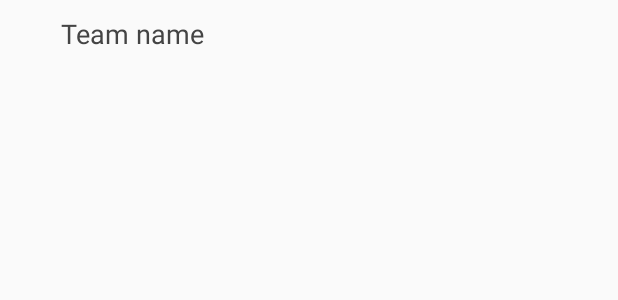
After one commit to henriquegogo/AndroidRestClient, an Android app: the layout layout_team_item.xml on its own in the app's theme, with its tools: preview values and no code run, on a phone screen of 412 x 824 dp. The commit adds this screen. Shown: the top 300 px of the screen. Run offline under Robolectric (Android 15) with nearby library versions, the phone set to English and light mode, and no system bars.

Commit message:
Criando menu lateral para exibição dos times. Removendo opção de menu

```diff
--- a/app/src/main/java/io/github/henriquegogo/placarge/entities/Matches.java
+++ b/app/src/main/java/io/github/henriquegogo/placarge/entities/Matches.java
@@ -24,4 +24,9 @@ public class Matches {
             e.printStackTrace();
         }
     }
+
+    public List<Team> getTeams() {
+        List<Team> teams = new ArrayList<Team>();
+        return teams;
+    }
 }
--- /dev/null
+++ b/app/src/main/res/layout/layout_team_item.xml
@@ -0,0 +1,25 @@
+<?xml version="1.0" encoding="utf-8"?>
+<LinearLayout xmlns:android="http://schemas.android.com/apk/res/android"
+    android:orientation="horizontal"
+    android:layout_width="match_parent"
+    android:layout_height="wrap_content"
+    android:gravity="center_horizontal"
+    android:paddingTop="10dp"
+    android:paddingBottom="10dp">
+
+    <ImageView
+        android:layout_width="30dp"
+        android:layout_height="30dp"
+        android:id="@+id/teamShield"
+        android:layout_marginLeft="5dp"
+        android:layout_marginRight="5dp" />
+
+    <TextView
+        android:layout_width="0dp"
+        android:layout_height="wrap_content"
+        android:layout_weight="1"
+        android:textAppearance="?android:attr/textAppearanceMedium"
+        android:textColor="#ff444444"
+        android:text="Team name"
+        android:id="@+id/teamName" />
+</LinearLayout>
--- a/app/src/main/res/menu/menu_main.xml
+++ /dev/null
@@ -1,6 +0,0 @@
-<menu xmlns:android="http://schemas.android.com/apk/res/android"
-    xmlns:app="http://schemas.android.com/apk/res-auto"
-    xmlns:tools="http://schemas.android.com/tools" tools:context=".MainActivity">
-    <item android:id="@+id/action_teams_list" android:title="@string/action_teams_list"
-        android:orderInCategory="100" app:showAsAction="always" />
-</menu>
```
Also changed, not shown: app/src/main/java/io/github/henriquegogo/placarge/TeamsAdapter.java (added, +42 -0 lines), app/src/main/java/io/github/henriquegogo/placarge/activities/MainActivity.java (+36 -16 lines), app/src/main/res/layout/activity_main.xml (+13 -5 lines).
